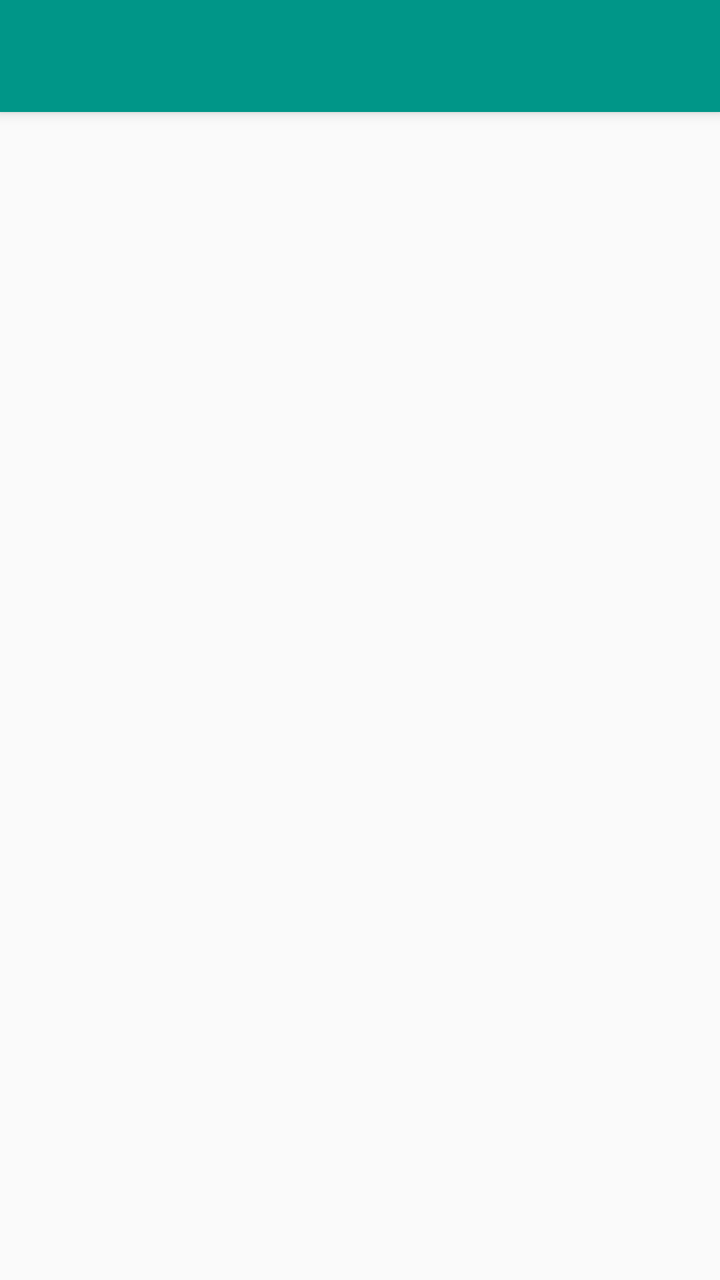
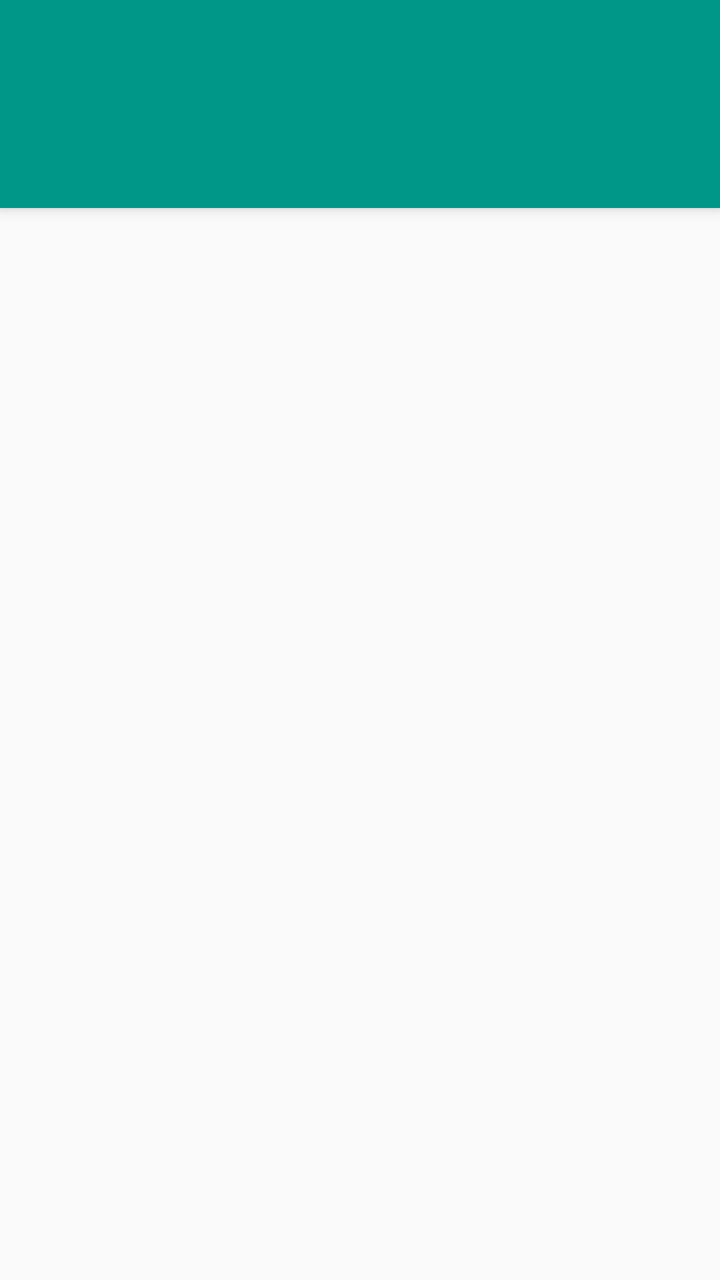

Two renders of the same Android screen: before a commit and after it. Below are the layout's source before the change and the commit's diff.
<!-- AndroidManifest.xml: activity theme AppTheme.NoActionBar -->
<!-- res/layout/activity_main.xml -->
<?xml version="1.0" encoding="utf-8"?>
<android.support.design.widget.CoordinatorLayout xmlns:android="http://schemas.android.com/apk/res/android"
    xmlns:app="http://schemas.android.com/apk/res-auto"
    xmlns:tools="http://schemas.android.com/tools"
    android:layout_width="match_parent"
    android:layout_height="match_parent"
    tools:context="shop.vav.com.shoppingcart.common.MainActivity">

    <android.support.design.widget.AppBarLayout
        android:layout_width="match_parent"
        android:layout_height="wrap_content"
        android:theme="@style/AppTheme.AppBarOverlay">

        <android.support.v7.widget.Toolbar
            android:id="@+id/toolbar"
            android:layout_width="match_parent"
            android:layout_height="?attr/actionBarSize"
            android:background="?attr/colorPrimary"
            app:popupTheme="@style/AppTheme.PopupOverlay" />

    </android.support.design.widget.AppBarLayout>

    <include layout="@layout/content_main"
        android:id="@+id/container"/>

</android.support.design.widget.CoordinatorLayout>
<!-- res/layout/content_main.xml (included above) -->
<?xml version="1.0" encoding="utf-8"?>
<android.support.constraint.ConstraintLayout xmlns:android="http://schemas.android.com/apk/res/android"
    xmlns:app="http://schemas.android.com/apk/res-auto"
    xmlns:tools="http://schemas.android.com/tools"
    android:layout_width="match_parent"
    android:layout_height="match_parent"
    android:paddingBottom="@dimen/margin_padding_small"
    android:paddingLeft="@dimen/margin_padding_small"
    android:paddingRight="@dimen/margin_padding_small"
    app:layout_behavior="@string/appbar_scrolling_view_behavior"
    tools:context="shop.vav.com.shoppingcart.common.MainActivity"
    tools:showIn="@layout/activity_main">


</android.support.constraint.ConstraintLayout>
<!-- resources referenced by this layout -->
<resources>
  <dimen name="margin_padding_small">9dp</dimen>
  <style name="AppTheme.AppBarOverlay" parent="ThemeOverlay.AppCompat.Dark.ActionBar" />
  <style name="AppTheme.PopupOverlay" parent="ThemeOverlay.AppCompat.Light" />
  <style name="AppTheme.NoActionBar">
          <item name="windowActionBar">false</item>
          <item name="windowNoTitle">true</item>
      </style>
</resources>

<!-- the commit's change to res/layout/activity_main.xml (unified diff, before → after) -->
@@ -17,26 +17,23 @@
             android:layout_height="?attr/actionBarSize"
             android:background="?attr/colorPrimary"
             app:popupTheme="@style/AppTheme.PopupOverlay" />
+        <android.support.design.widget.TabLayout
+            android:id="@+id/tabs"
+            android:layout_width="match_parent"
+            android:layout_height="wrap_content"
+            app:tabMode="fixed"
+            app:tabGravity="fill">
 
+        </android.support.design.widget.TabLayout>
     </android.support.design.widget.AppBarLayout>
 
-    <include layout="@layout/content_main"
-        android:id="@+id/container"/>
-
-</android.support.design.widget.CoordinatorLayout>
-<!-- res/layout/content_main.xml (included above) -->
-<?xml version="1.0" encoding="utf-8"?>
-<android.support.constraint.ConstraintLayout xmlns:android="http://schemas.android.com/apk/res/android"
-    xmlns:app="http://schemas.android.com/apk/res-auto"
-    xmlns:tools="http://schemas.android.com/tools"
-    android:layout_width="match_parent"
-    android:layout_height="match_parent"
-    android:paddingBottom="@dimen/margin_padding_small"
-    android:paddingLeft="@dimen/margin_padding_small"
-    android:paddingRight="@dimen/margin_padding_small"
-    app:layout_behavior="@string/appbar_scrolling_view_behavior"
-    tools:context="shop.vav.com.shoppingcart.common.MainActivity"
-    tools:showIn="@layout/activity_main">
 
 
-</android.support.constraint.ConstraintLayout>
+    <android.support.v4.view.ViewPager
+        android:id="@+id/viewPager"
+        android:layout_width="match_parent"
+        android:layout_height="match_parent"
+        app:layout_behavior="@string/appbar_scrolling_view_behavior">
+
+    </android.support.v4.view.ViewPager>
+</android.support.design.widget.CoordinatorLayout>
<!-- resource entries referenced after the edit -->
@@ -1,6 +1,5 @@
 <!-- resources referenced by this layout -->
 <resources>
-  <dimen name="margin_padding_small">9dp</dimen>
   <style name="AppTheme.AppBarOverlay" parent="ThemeOverlay.AppCompat.Dark.ActionBar" />
   <style name="AppTheme.PopupOverlay" parent="ThemeOverlay.AppCompat.Light" />
   <style name="AppTheme.NoActionBar">
